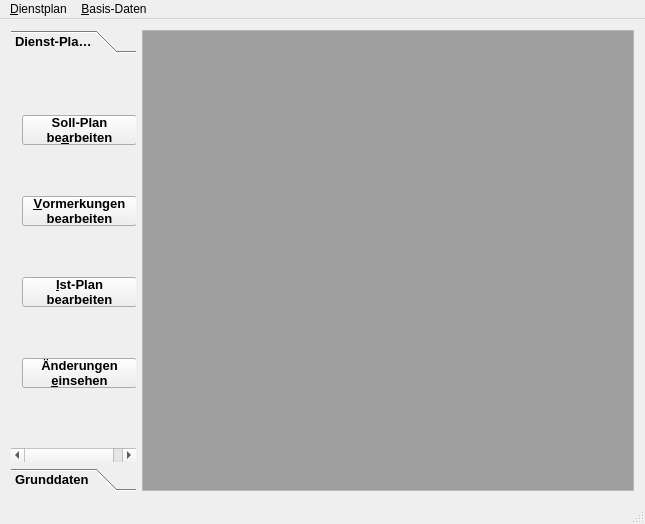
The window that cmainwindow.ui (joergpauly/megaroster) describes before a commit, drawn with Qt 5.
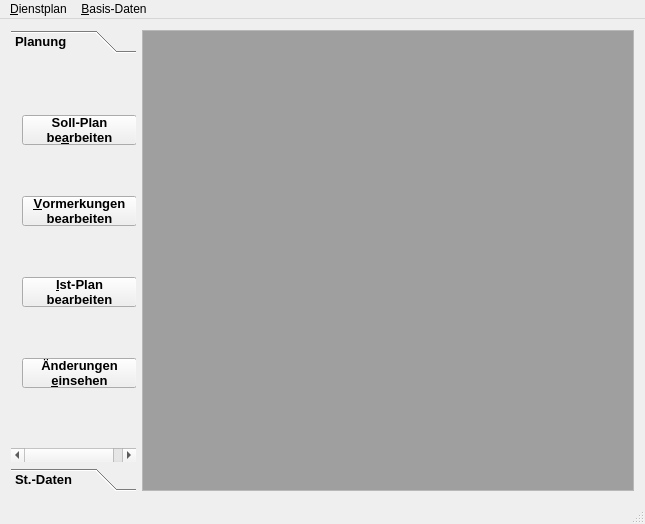
The same window after the commit. The open tabs and pages were chosen to show the change. Icons and pictures are not drawn.

Commit message: Kosmetische Änderungen CMainWindow.

Diff of the .ui file:
```diff
--- a/cmainwindow.ui
+++ b/cmainwindow.ui
@@ -89,7 +89,7 @@
         </sizepolicy>
        </property>
        <attribute name="label">
-        <string>Dienst-Planung</string>
+        <string>Planung</string>
        </attribute>
        <attribute name="toolTip">
         <string>Pläne gestalten, ansehen, drucken...</string>
@@ -198,7 +198,7 @@
         <string>Personal- und Dienst-Arten bearbeiten</string>
        </property>
        <attribute name="label">
-        <string>Grunddaten</string>
+        <string>St.-Daten</string>
        </attribute>
        <attribute name="toolTip">
         <string>Basis-Daten zur Dienstplangestaltung</string>
```
Left out of the diff: 2 changed lines with no effect on the pictures.
